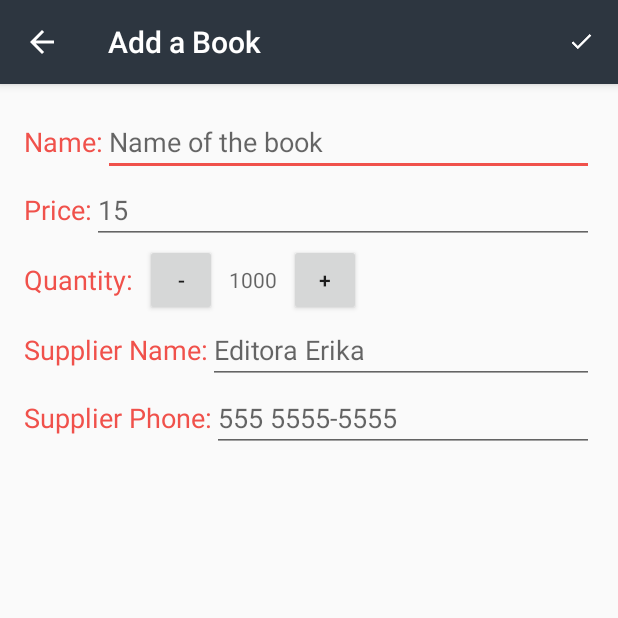
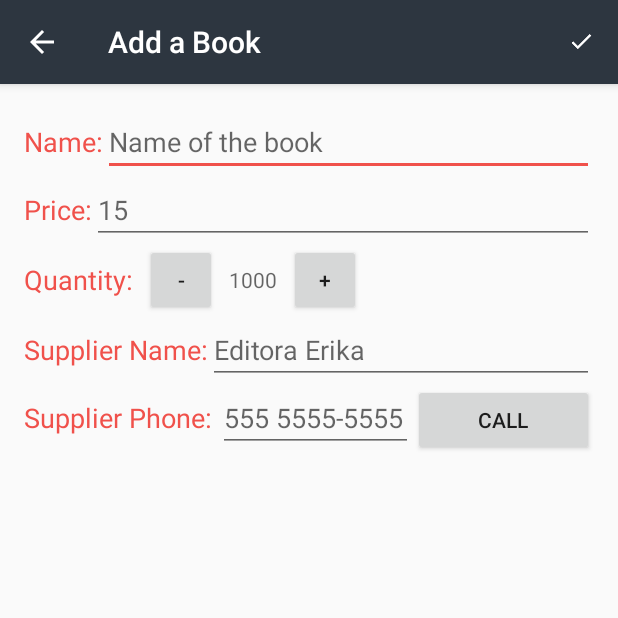
Before and after one commit to Sau1o/BookStore, an Android app: the screen it shows after launch (EditorActivity), after a tap on an icon or button, on a phone screen of 412 x 824 dp, the top half of it. Run offline under Robolectric (Android 15) with nearby library versions, the phone set to English and light mode, and no system bars.

Commit message:
final version

```diff
--- a/app/src/main/AndroidManifest.xml
+++ b/app/src/main/AndroidManifest.xml
@@ -32,5 +32,5 @@
             android:exported="true"
              />
     </application>
-
+    <uses-permission android:name="android.permission.CALL_PHONE" />
 </manifest>
--- a/app/src/main/java/com/example/android/books/CatalogActivity.java
+++ b/app/src/main/java/com/example/android/books/CatalogActivity.java
@@ -1,8 +1,6 @@
 package com.example.android.books;
 
-
 import android.content.ContentUris;
-import android.content.ContentValues;
 import android.content.Intent;
 import android.content.Loader;
 import android.database.Cursor;
@@ -16,11 +14,8 @@ import android.view.Menu;
 import android.view.MenuItem;
 import android.view.View;
 import android.widget.AdapterView;
-import android.widget.Button;
 import android.widget.ListView;
 import android.app.LoaderManager;
-import android.widget.TextView;
-import android.widget.Toast;
 
 
 import com.example.android.books.data.StoreContract.BookEntry;
@@ -28,17 +23,13 @@ import com.example.android.books.data.StoreContract.BookEntry;
 public class CatalogActivity extends AppCompatActivity implements LoaderManager.LoaderCallbacks<Cursor>{
 
     private static final int BOOK_LOADER = 0;
-    private TextView mQuantityText;
 
     BookCursorAdapter  mCursorAdapter;
-    private TextView mQuantity;
 
     @Override
     protected void onCreate(Bundle savedInstanceState) {
         super.onCreate(savedInstanceState);
         setContentView(R.layout.activity_catalog);
-
-        mQuantity = findViewById(R.id.edit_book_quantity);
 
         FloatingActionButton fab =  findViewById(R.id.fab);
         fab.setOnClickListener(new View.OnClickListener() {
@@ -72,14 +63,6 @@ public class CatalogActivity extends AppCompatActivity implements LoaderManager.
         });
 
         getLoaderManager().initLoader(BOOK_LOADER,null,this);
-
-    }
-
-
-    public static void bookSold(View v){
-        Log.i("test","entrou aqui");
-        Toast.makeText(v.getContext(), "botao clicado", Toast.LENGTH_SHORT)
-                .show();
 
     }
 
--- a/app/src/main/java/com/example/android/books/EditorActivity.java
+++ b/app/src/main/java/com/example/android/books/EditorActivity.java
@@ -45,6 +45,8 @@ public class EditorActivity extends AppCompatActivity implements
 
     private Button mMinusButton;
 
+    private Button mCallButton;
+
     private boolean mBookHasChanged = false;
 
     int quantity = 0;
@@ -80,6 +82,7 @@ public class EditorActivity extends AppCompatActivity implements
         mSupplierPhoneEditText = findViewById(R.id.edit_book_supplier_phone);
         mPlusButton = findViewById(R.id.button_plus);
         mMinusButton = findViewById(R.id.button_minus);
+        mCallButton = findViewById(R.id.callButton);
 
         mNameEditText.setOnTouchListener(mTouchListener);
         mPriceEditText.setOnTouchListener(mTouchListener);
@@ -104,6 +107,16 @@ public class EditorActivity extends AppCompatActivity implements
                 }else {
                     Toast.makeText(getBaseContext(), getString(R.string.info_value_quantity), Toast.LENGTH_LONG).show();
                 }
+            }
+        });
+
+        mCallButton.setOnClickListener(new View.OnClickListener() {
+            @Override
+            public void onClick(View v) {
+                String phone = mSupplierPhoneEditText.getText().toString();
+                Uri uri = Uri.parse("tel:"+phone);
+                Intent intent = new Intent(Intent.ACTION_DIAL,uri);
+                startActivity(intent);
             }
         });
 
--- a/app/src/main/java/com/example/android/books/data/StoreProvider.java
+++ b/app/src/main/java/com/example/android/books/data/StoreProvider.java
@@ -47,7 +47,6 @@ public class StoreProvider extends ContentProvider {
             case BOOKS:
                 cursor = database.query(BookEntry.TABLE_NAME,projection,selection,selectionArgs,
                         null,null,sortOrder);
-                Log.i("test1","aqui");
                 break;
             case BOOKS_ID:
                 selection = BookEntry._ID + "=?";
@@ -55,7 +54,6 @@ public class StoreProvider extends ContentProvider {
 
                 cursor = database.query(BookEntry.TABLE_NAME, projection, selection, selectionArgs,
                         null, null, sortOrder);
-                Log.i("test1","aqui2");
                 break;
             default:
                 throw new IllegalArgumentException("Cannot query unknown URI " + uri);
--- a/app/src/main/res/layout/activity_editor.xml
+++ b/app/src/main/res/layout/activity_editor.xml
@@ -113,16 +113,26 @@
 
         <TextView
             android:text="@string/category_supplier_phone"
-            android:layout_width="wrap_content"
+            android:layout_width="0dp"
+            android:layout_weight="4"
             android:layout_height="wrap_content"
             android:textColor="@color/colorAccent"
             android:textAppearance="?android:textAppearanceMedium"/>
 
         <EditText
             android:id="@+id/edit_book_supplier_phone"
-            android:layout_width="match_parent"
+            android:layout_width="0dp"
+            android:layout_weight="4"
             android:hint="@string/hint_book_supplier_phone"
             android:inputType="number"
             style="@style/EditorFieldStyle" />
+
+        <Button
+            android:id="@+id/callButton"
+            android:layout_width="wrap_content"
+            android:layout_height="wrap_content"
+            android:layout_weight="1"
+            android:text="@string/call_text_button"
+            />
     </LinearLayout>
 </LinearLayout>
--- a/app/src/main/res/values/strings.xml
+++ b/app/src/main/res/values/strings.xml
@@ -29,4 +29,7 @@
     <string name="delete">Delete</string>
     <string name="cancel">Cancel</string>
     <string name="info_value_quantity">Negative values are not allowed</string>
+    <string name="call_text_button">Call</string>
+    <string name="book_sold">Book Sold</string>
+    <string name="no_more_book">No more books</string>
 </resources>
```
Also changed, not shown: app/src/main/java/com/example/android/books/BookCursorAdapter.java (+20 -18 lines), app/src/main/res/layout/list_item.xml (+13 -3 lines).
